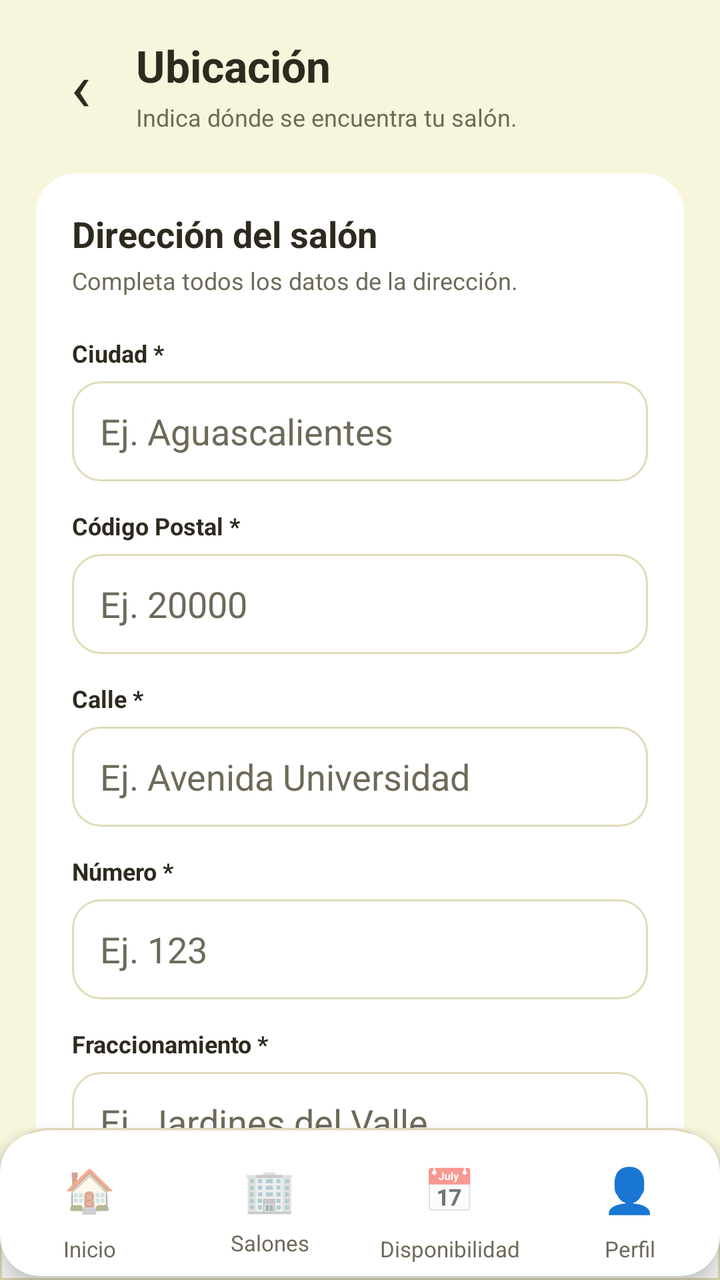
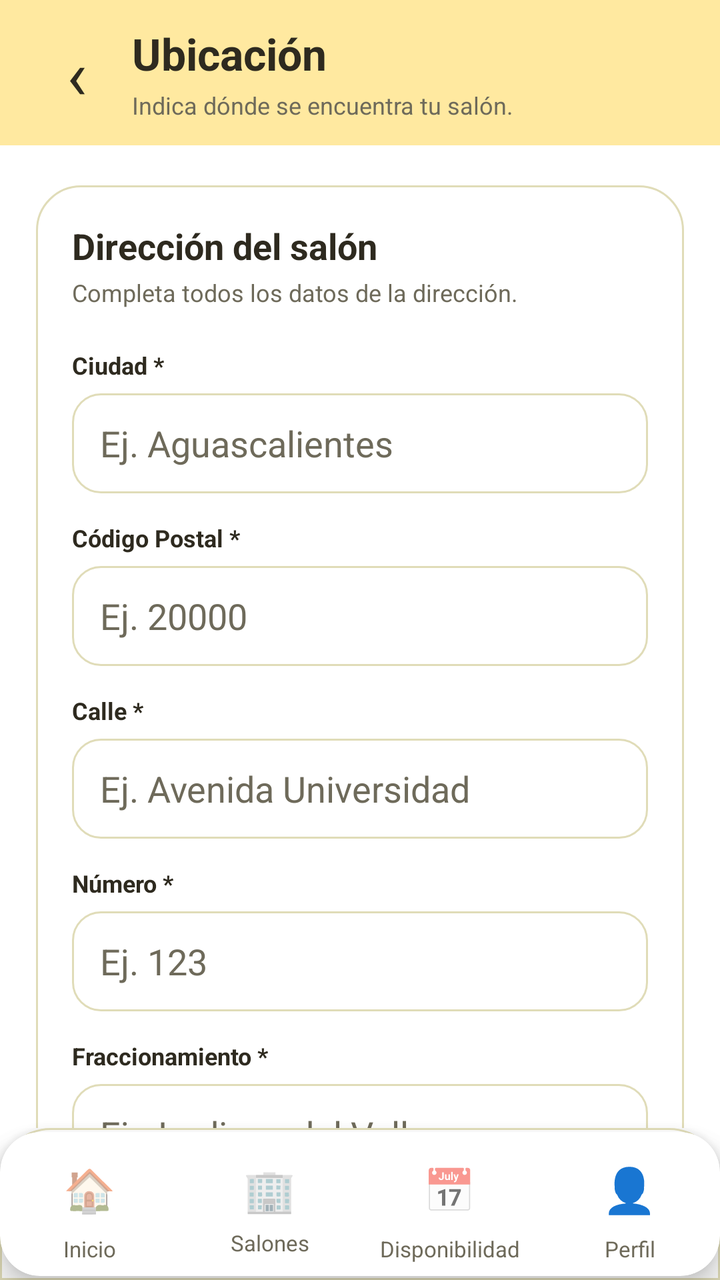

Screens rendered from an Android XML layout before and after an edit, with the pre-edit source and the edit as a unified diff.
<!-- AndroidManifest.xml: application theme Theme.Ocasion_mobil_v2 -->
<!-- res/layout/activity_salon_ubicacion.xml -->
<?xml version="1.0" encoding="utf-8"?>
<LinearLayout
    xmlns:android="http://schemas.android.com/apk/res/android"
    android:layout_width="match_parent"
    android:layout_height="match_parent"
    android:orientation="vertical"
    android:background="@color/bg_general">

    <androidx.core.widget.NestedScrollView
        android:layout_width="match_parent"
        android:layout_height="0dp"
        android:layout_weight="1"
        android:fillViewport="true">

        <LinearLayout
            android:layout_width="match_parent"
            android:layout_height="wrap_content"
            android:orientation="vertical"
            android:padding="18dp">

            

            <LinearLayout
                android:layout_width="match_parent"
                android:layout_height="wrap_content"
                android:orientation="horizontal"
                android:gravity="center_vertical">

                <TextView
                    android:id="@+id/btnBackUbicacion"
                    android:layout_width="45dp"
                    android:layout_height="45dp"
                    android:gravity="center"
                    android:text="‹"
                    android:textColor="@color/texto_principal"
                    android:textSize="34sp"
                    android:clickable="true"
                    android:focusable="true" />

                <LinearLayout
                    android:layout_width="0dp"
                    android:layout_height="wrap_content"
                    android:layout_weight="1"
                    android:orientation="vertical"
                    android:paddingStart="5dp">

                    <TextView
                        android:layout_width="match_parent"
                        android:layout_height="wrap_content"
                        android:text="Ubicación"
                        android:textColor="@color/texto_principal"
                        android:textSize="22sp"
                        android:textStyle="bold" />

                    <TextView
                        android:layout_width="match_parent"
                        android:layout_height="wrap_content"
                        android:layout_marginTop="3dp"
                        android:text="Indica dónde se encuentra tu salón."
                        android:textColor="@color/texto_secundario"
                        android:textSize="12sp" />

                </LinearLayout>

            </LinearLayout>




            

            <LinearLayout
                android:layout_width="match_parent"
                android:layout_height="wrap_content"
                android:layout_marginTop="20dp"
                android:background="@drawable/bg_card"
                android:orientation="vertical"
                android:padding="18dp">

                <TextView
                    android:layout_width="match_parent"
                    android:layout_height="wrap_content"
                    android:text="Dirección del salón"
                    android:textColor="@color/texto_principal"
                    android:textSize="18sp"
                    android:textStyle="bold" />

                <TextView
                    android:layout_width="match_parent"
                    android:layout_height="wrap_content"
                    android:layout_marginTop="3dp"
                    android:text="Completa todos los datos de la dirección."
                    android:textColor="@color/texto_secundario"
                    android:textSize="12sp" />


                

                <TextView
                    android:layout_width="match_parent"
                    android:layout_height="wrap_content"
                    android:layout_marginTop="20dp"
                    android:text="Ciudad *"
                    android:textColor="@color/texto_principal"
                    android:textSize="12sp"
                    android:textStyle="bold" />

                <EditText
                    android:id="@+id/etCiudad"
                    android:layout_width="match_parent"
                    android:layout_height="50dp"
                    android:layout_marginTop="6dp"
                    android:background="@drawable/bg_edittext"
                    android:hint="Ej. Aguascalientes"
                    android:inputType="textCapSentences"
                    android:paddingHorizontal="14dp"
                    android:textColor="@color/texto_principal"
                    android:textColorHint="@color/texto_secundario" />

                <TextView
                    android:id="@+id/tvErrorCiudad"
                    android:layout_width="match_parent"
                    android:layout_height="wrap_content"
                    android:textColor="@color/rojo_error"
                    android:textSize="11sp"
                    android:visibility="gone" />


                

                <TextView
                    android:layout_width="match_parent"
                    android:layout_height="wrap_content"
                    android:layout_marginTop="14dp"
                    android:text="Código Postal *"
                    android:textColor="@color/texto_principal"
                    android:textSize="12sp"
                    android:textStyle="bold" />

                <EditText
                    android:id="@+id/etCodigoPostal"
                    android:layout_width="match_parent"
                    android:layout_height="50dp"
                    android:layout_marginTop="6dp"
                    android:background="@drawable/bg_edittext"
                    android:hint="Ej. 20000"
                    android:inputType="number"
                    android:maxLength="5"
                    android:paddingHorizontal="14dp"
                    android:textColor="@color/texto_principal"
                    android:textColorHint="@color/texto_secundario" />

                <TextView
                    android:id="@+id/tvErrorCodigoPostal"
                    android:layout_width="match_parent"
                    android:layout_height="wrap_content"
                    android:textColor="@color/rojo_error"
                    android:textSize="11sp"
                    android:visibility="gone" />


                

                <TextView
                    android:layout_width="match_parent"
                    android:layout_height="wrap_content"
                    android:layout_marginTop="14dp"
                    android:text="Calle *"
                    android:textColor="@color/texto_principal"
                    android:textSize="12sp"
                    android:textStyle="bold" />

                <EditText
                    android:id="@+id/etCalle"
                    android:layout_width="match_parent"
                    android:layout_height="50dp"
                    android:layout_marginTop="6dp"
                    android:background="@drawable/bg_edittext"
                    android:hint="Ej. Avenida Universidad"
                    android:inputType="textCapSentences"
                    android:paddingHorizontal="14dp"
                    android:textColor="@color/texto_principal"
                    android:textColorHint="@color/texto_secundario" />

                <TextView
                    android:id="@+id/tvErrorCalle"
                    android:layout_width="match_parent"
                    android:layout_height="wrap_content"
                    android:textColor="@color/rojo_error"
                    android:textSize="11sp"
                    android:visibility="gone" />


                

                <TextView
                    android:layout_width="match_parent"
                    android:layout_height="wrap_content"
                    android:layout_marginTop="14dp"
                    android:text="Número *"
                    android:textColor="@color/texto_principal"
                    android:textSize="12sp"
                    android:textStyle="bold" />

                <EditText
                    android:id="@+id/etNumero"
                    android:layout_width="match_parent"
                    android:layout_height="50dp"
                    android:layout_marginTop="6dp"
                    android:background="@drawable/bg_edittext"
                    android:hint="Ej. 123"
                    android:inputType="text"
                    android:paddingHorizontal="14dp"
                    android:textColor="@color/texto_principal"
                    android:textColorHint="@color/texto_secundario" />

                <TextView
                    android:id="@+id/tvErrorNumero"
                    android:layout_width="match_parent"
                    android:layout_height="wrap_content"
                    android:textColor="@color/rojo_error"
                    android:textSize="11sp"
                    android:visibility="gone" />


                

                <TextView
                    android:layout_width="match_parent"
                    android:layout_height="wrap_content"
                    android:layout_marginTop="14dp"
                    android:text="Fraccionamiento *"
                    android:textColor="@color/texto_principal"
                    android:textSize="12sp"
                    android:textStyle="bold" />

                <EditText
                    android:id="@+id/etFraccionamiento"
                    android:layout_width="match_parent"
                    android:layout_height="50dp"
                    android:layout_marginTop="6dp"
                    android:background="@drawable/bg_edittext"
                    android:hint="Ej. Jardines del Valle"
                    android:inputType="textCapSentences"
                    android:paddingHorizontal="14dp"
                    android:textColor="@color/texto_principal"
                    android:textColorHint="@color/texto_secundario" />

                <TextView
                    android:id="@+id/tvErrorFraccionamiento"
                    android:layout_width="match_parent"
                    android:layout_height="wrap_content"
                    android:textColor="@color/rojo_error"
                    android:textSize="11sp"
                    android:visibility="gone" />

            </LinearLayout>


            

            <LinearLayout
                android:layout_width="match_parent"
                android:layout_height="wrap_content"
                android:layout_marginTop="15dp"
                android:background="@drawable/bg_card"
                android:orientation="vertical"
                android:padding="18dp">

                <TextView
                    android:layout_width="match_parent"
                    android:layout_height="wrap_content"
                    android:text="Ubicación geográfica"
                    android:textColor="@color/texto_principal"
                    android:textSize="18sp"
                    android:textStyle="bold" />

                <TextView
                    android:layout_width="match_parent"
                    android:layout_height="wrap_content"
                    android:layout_marginTop="3dp"
                    android:text="Toca el mapa para elegir la ubicación. Las coordenadas se completarán automáticamente."
                    android:textColor="@color/texto_secundario"
                    android:textSize="12sp" />


                

                <TextView
                    android:layout_width="match_parent"
                    android:layout_height="wrap_content"
                    android:layout_marginTop="20dp"
                    android:text="Latitud seleccionada"
                    android:textColor="@color/texto_principal"
                    android:textSize="12sp"
                    android:textStyle="bold" />

                <EditText
                    android:id="@+id/etLatitud"
                    android:layout_width="match_parent"
                    android:layout_height="50dp"
                    android:layout_marginTop="6dp"
                    android:background="@drawable/bg_edittext"
                    android:hint="Ej. 21.8818"
                    android:inputType="numberDecimal|numberSigned"
                    android:focusable="false"
                    android:clickable="false"
                    android:paddingHorizontal="14dp"
                    android:textColor="@color/texto_principal"
                    android:textColorHint="@color/texto_secundario" />

                <TextView
                    android:id="@+id/tvErrorLatitud"
                    android:layout_width="match_parent"
                    android:layout_height="wrap_content"
                    android:textColor="@color/rojo_error"
                    android:textSize="11sp"
                    android:visibility="gone" />


                

                <TextView
                    android:layout_width="match_parent"
                    android:layout_height="wrap_content"
                    android:layout_marginTop="14dp"
                    android:text="Longitud seleccionada"
                    android:textColor="@color/texto_principal"
                    android:textSize="12sp"
                    android:textStyle="bold" />

                <EditText
                    android:id="@+id/etLongitud"
                    android:layout_width="match_parent"
                    android:layout_height="50dp"
                    android:layout_marginTop="6dp"
                    android:background="@drawable/bg_edittext"
                    android:hint="Ej. -102.2916"
                    android:inputType="numberDecimal|numberSigned"
                    android:focusable="false"
                    android:clickable="false"
                    android:paddingHorizontal="14dp"
                    android:textColor="@color/texto_principal"
                    android:textColorHint="@color/texto_secundario" />

                <TextView
                    android:id="@+id/tvErrorLongitud"
                    android:layout_width="match_parent"
                    android:layout_height="wrap_content"
                    android:textColor="@color/rojo_error"
                    android:textSize="11sp"
                    android:visibility="gone" />

                <LinearLayout
                    android:layout_width="match_parent"
                    android:layout_height="wrap_content"
                    android:layout_marginTop="15dp"
                    android:background="@drawable/bg_card"
                    android:orientation="vertical"
                    android:padding="18dp">

                    
                    <LinearLayout
                        android:layout_width="match_parent"
                        android:layout_height="wrap_content"
                        android:gravity="center_vertical"
                        android:orientation="horizontal">

                        
                        <TextView
                            android:layout_width="42dp"
                            android:layout_height="42dp"
                            android:background="@drawable/bg_icon_circle"
                            android:gravity="center"
                            android:text="📍"
                            android:textSize="21sp" />

                        
                        <LinearLayout
                            android:layout_width="0dp"
                            android:layout_height="wrap_content"
                            android:layout_marginStart="12dp"
                            android:layout_weight="1"
                            android:orientation="vertical">

                            <TextView
                                android:layout_width="match_parent"
                                android:layout_height="wrap_content"
                                android:text="Vista previa de ubicación"
                                android:textColor="@color/texto_principal"
                                android:textSize="18sp"
                                android:textStyle="bold" />

                            <TextView
                                android:layout_width="match_parent"
                                android:layout_height="wrap_content"
                                android:layout_marginTop="3dp"
                            android:text="Toca un punto del mapa para marcar dónde está tu salón."
                                android:textColor="@color/texto_secundario"
                                android:textSize="12sp" />

                        </LinearLayout>

                    </LinearLayout>


                    
                    <FrameLayout
                        android:id="@+id/mapPreviewContainer"
                        android:layout_width="match_parent"
                        android:layout_height="220dp"
                        android:layout_marginTop="15dp"
                        android:background="@drawable/bg_edittext">

                        <WebView
                            android:id="@+id/webViewMapaSalon"
                            android:layout_width="match_parent"
                            android:layout_height="match_parent"
                            android:background="@color/bg_general" />

                        <TextView
                            android:id="@+id/tvMapaPlaceholder"
                            android:layout_width="match_parent"
                            android:layout_height="match_parent"
                            android:gravity="center"
                            android:text="Cargando mapa…"
                            android:textAlignment="center"
                            android:textColor="@color/texto_secundario"
                            android:textSize="14sp" />

                    </FrameLayout>

                </LinearLayout>

            </LinearLayout>


            

            <com.google.android.material.button.MaterialButton
                android:id="@+id/btnContinuarPublicacion"
                android:layout_width="match_parent"
                android:layout_height="55dp"
                android:layout_marginTop="20dp"
                android:layout_marginBottom="20dp"
                android:text="Continuar"
                android:textAllCaps="false"
                android:textColor="@color/blanco"
                android:textSize="15sp"
                android:textStyle="bold"
                android:background="@drawable/bg_button_secondary"
                android:backgroundTint="@color/naranja_primario" />

        </LinearLayout>


    </androidx.core.widget.NestedScrollView>

    <LinearLayout
        android:layout_width="match_parent"
        android:layout_height="76dp"
        android:orientation="horizontal"
        android:gravity="center"
        android:background="@drawable/bg_bottom_menu"
        android:elevation="10dp">

        <include
            layout="@layout/bottom_nav_owner"
            android:layout_width="match_parent"
            android:layout_height="72dp" />
    </LinearLayout>

</LinearLayout>
<!-- res/layout/bottom_nav_owner.xml (included above) -->
<?xml version="1.0" encoding="utf-8"?>
<com.google.android.material.card.MaterialCardView
    xmlns:android="http://schemas.android.com/apk/res/android"
    xmlns:app="http://schemas.android.com/apk/res-auto"

    android:layout_width="match_parent"
    android:layout_height="72dp"

    app:cardBackgroundColor="@color/blanco"
    app:cardCornerRadius="20dp"
    app:cardElevation="8dp"
    app:strokeWidth="0dp">

    <LinearLayout
        android:layout_width="match_parent"
        android:layout_height="match_parent"
        android:orientation="horizontal"
        android:gravity="center">

        

        <LinearLayout
            android:id="@+id/navHome"
            android:layout_width="0dp"
            android:layout_height="match_parent"
            android:layout_weight="1"
            android:gravity="center"
            android:orientation="vertical">

            <TextView
                android:layout_width="45dp"
                android:layout_height="45dp"
                android:gravity="center"
                android:text="🏠"
                android:textSize="21sp" />

            <TextView
                android:layout_width="wrap_content"
                android:layout_height="wrap_content"
                android:text="Inicio"
                android:textColor="@color/texto_secundario"
                android:textSize="11sp" />

        </LinearLayout>


        

        <LinearLayout
            android:id="@+id/navSalons"
            android:layout_width="0dp"
            android:layout_height="match_parent"
            android:layout_weight="1"
            android:gravity="center"
            android:orientation="vertical">

            <TextView
                android:layout_width="45dp"
                android:layout_height="39dp"
                android:gravity="center"
                android:text="🏢"
                android:textSize="21sp" />

            <TextView
                android:layout_width="wrap_content"
                android:layout_height="wrap_content"
                android:text="Salones"
                android:textColor="@color/texto_secundario"
                android:textSize="11sp" />

        </LinearLayout>


        

        <LinearLayout
            android:id="@+id/navDispo"
            android:layout_width="0dp"
            android:layout_height="match_parent"
            android:layout_weight="1"
            android:gravity="center"
            android:orientation="vertical">

            <TextView
                android:layout_width="45dp"
                android:layout_height="45dp"
                android:gravity="center"
                android:text="📅"
                android:textSize="21sp" />

            <TextView
                android:layout_width="wrap_content"
                android:layout_height="wrap_content"
                android:text="Disponibilidad"
                android:textColor="@color/texto_secundario"
                android:textSize="11sp" />

        </LinearLayout>


        

        <LinearLayout
            android:id="@+id/btnPerfil"
            android:layout_width="0dp"
            android:layout_height="match_parent"
            android:layout_weight="1"
            android:gravity="center"
            android:orientation="vertical">

            <TextView
                android:layout_width="45dp"
                android:layout_height="45dp"
                android:gravity="center"
                android:text="👤"
                android:textColor="@color/texto_secundario"
                android:textSize="22sp" />

            <TextView
                android:layout_width="wrap_content"
                android:layout_height="wrap_content"
                android:text="Perfil"
                android:textColor="@color/texto_secundario"
                android:textSize="11sp" />

        </LinearLayout>

    </LinearLayout>

</com.google.android.material.card.MaterialCardView>
<!-- resources referenced by this layout -->
<resources>
  <color name="bg_general">#F7F6DC</color>
  <color name="blanco">#FFFFFF</color>
  <color name="naranja_primario">#F57328</color>
  <color name="rojo_error">#CC3636</color>
  <color name="texto_principal">#2E2A1F</color>
  <color name="texto_secundario">#6E6A5A</color>
  <!-- drawable bg_bottom_menu (drawable) -->
  <?xml version="1.0" encoding="utf-8"?>
  <shape xmlns:android="http://schemas.android.com/apk/res/android"
      android:shape="rectangle">
  
      <solid android:color="@color/blanco" />
  
      <corners
          android:topLeftRadius="25dp"
          android:topRightRadius="25dp" />
  
      <stroke
          android:width="1dp"
          android:color="@color/borde_input" />
  
  </shape>
  <!-- drawable bg_button_secondary (drawable) -->
  <?xml version="1.0" encoding="utf-8"?>
  <shape xmlns:android="http://schemas.android.com/apk/res/android">
  
      <solid android:color="@color/header_footer_light" />
  
      <corners android:radius="24dp" />
  
  </shape>
  <!-- drawable bg_card (drawable) -->
  <?xml version="1.0" encoding="utf-8"?>
  <shape xmlns:android="http://schemas.android.com/apk/res/android">
  
      <solid android:color="@color/blanco" />
  
      <corners android:radius="20dp" />
  
      <padding
          android:left="0dp"
          android:top="0dp"
          android:right="0dp"
          android:bottom="0dp" />
  
  </shape>
  <!-- drawable bg_edittext (drawable) -->
  <?xml version="1.0" encoding="utf-8"?>
  <shape xmlns:android="http://schemas.android.com/apk/res/android"
      android:shape="rectangle">
  
      <solid android:color="@color/blanco" />
      <stroke
          android:width="1dp"
          android:color="@color/borde_input" />
      <corners android:radius="14dp" />
      <padding
          android:left="16dp"
          android:top="12dp"
          android:right="16dp"
          android:bottom="12dp" />
  </shape>
  <!-- drawable bg_icon_circle (drawable) -->
  <?xml version="1.0" encoding="utf-8"?>
  <shape xmlns:android="http://schemas.android.com/apk/res/android">
  
      <solid android:color="@color/header_footer_light" />
  
      <corners android:radius="25dp" />
  
  </shape>
  <style name="Theme.Ocasion_mobil_v2" parent="Theme.MaterialComponents.Light.NoActionBar" />
  <color name="borde_input">#E0DCB8</color>
  <color name="header_footer_light">#FFE9A0</color>
</resources>

<!-- the commit's change to res/layout/activity_salon_ubicacion.xml (unified diff, before → after) -->
@@ -16,15 +16,18 @@
             android:layout_width="match_parent"
             android:layout_height="wrap_content"
             android:orientation="vertical"
-            android:padding="18dp">
+            >
 
             
 
             <LinearLayout
                 android:layout_width="match_parent"
                 android:layout_height="wrap_content"
+                android:gravity="center_vertical"
+                android:background="@color/header_footer_light"
                 android:orientation="horizontal"
-                android:gravity="center_vertical">
+                android:paddingHorizontal="16dp"
+                android:paddingVertical="12dp">
 
                 <TextView
                     android:id="@+id/btnBackUbicacion"
@@ -65,7 +68,12 @@
             </LinearLayout>
 
 
-
+        <LinearLayout
+            android:layout_width="match_parent"
+            android:layout_height="wrap_content"
+            android:orientation="vertical"
+            android:paddingHorizontal="18dp"
+            android:paddingBottom="18dp">
 
             
 
@@ -73,9 +81,9 @@
                 android:layout_width="match_parent"
                 android:layout_height="wrap_content"
                 android:layout_marginTop="20dp"
-                android:background="@drawable/bg_card"
                 android:orientation="vertical"
-                android:padding="18dp">
+                android:padding="18dp"
+                android:background="@drawable/bg_owner_card">
 
                 <TextView
                     android:layout_width="match_parent"
@@ -263,7 +271,7 @@
                 android:layout_width="match_parent"
                 android:layout_height="wrap_content"
                 android:layout_marginTop="15dp"
-                android:background="@drawable/bg_card"
+                android:background="@drawable/bg_owner_card"
                 android:orientation="vertical"
                 android:padding="18dp">
 
@@ -452,7 +460,7 @@
                 android:backgroundTint="@color/naranja_primario" />
 
         </LinearLayout>
-
+        </LinearLayout>
 
     </androidx.core.widget.NestedScrollView>
 
<!-- resource entries referenced after the edit -->
@@ -1,6 +1,6 @@
 <!-- resources referenced by this layout -->
 <resources>
-  <color name="bg_general">#F7F6DC</color>
+  <color name="bg_general">#FFFFFF</color>
   <color name="blanco">#FFFFFF</color>
   <color name="naranja_primario">#F57328</color>
   <color name="rojo_error">#CC3636</color>
@@ -71,6 +71,20 @@
       <corners android:radius="25dp" />
   
   </shape>
+  <!-- drawable bg_owner_card (drawable) -->
+  <?xml version="1.0" encoding="utf-8"?>
+  <shape xmlns:android="http://schemas.android.com/apk/res/android"
+      android:shape="rectangle">
+  
+      <solid android:color="@color/blanco" />
+  
+      <corners android:radius="22dp" />
+  
+      <stroke
+          android:width="1dp"
+          android:color="@color/borde_input" />
+  
+  </shape>
   <style name="Theme.Ocasion_mobil_v2" parent="Theme.MaterialComponents.Light.NoActionBar" />
   <color name="borde_input">#E0DCB8</color>
   <color name="header_footer_light">#FFE9A0</color>
